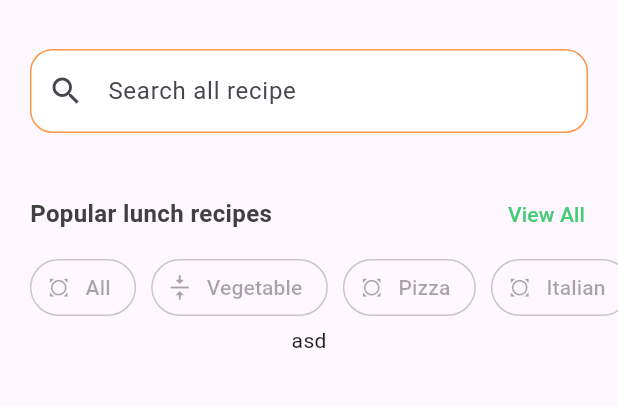
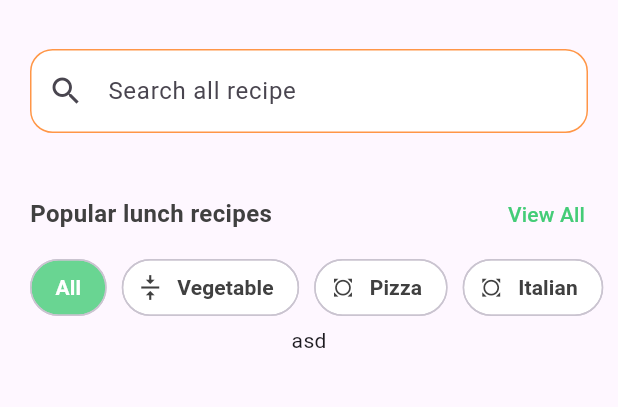
Before and after one commit to eivanphils/Tasty-Trove, a Flutter app: the HomeScreen screen opened by its route, on a phone screen of 412 x 824 dp, the part 113-520 px from its top. Run offline on Flutter 3.47's test engine with Material 2 defaults, Android fonts, the phone set to English and light mode, and no system bars; our stand-ins replace lottie.

Commit message:
Modificados ActionChip

```diff
--- a/lib/screens/home_screen.dart
+++ b/lib/screens/home_screen.dart
@@ -115,12 +115,35 @@ class _RecipeCategories extends StatelessWidget {
           child: ListView(
             scrollDirection: Axis.horizontal,
             children: const [
-              CategoryTag(label: 'All', icon: Icons.all_out,),
-              CategoryTag(label: 'Vegetable', icon: Icons.vertical_align_center_sharp,),
-              CategoryTag(label: 'Pizza', icon: Icons.all_out,),
-              CategoryTag(label: 'Italian', icon: Icons.all_out,),
-              CategoryTag(label: 'Romana', icon: Icons.all_out,),
-              CategoryTag(label: 'Spain', icon: Icons.all_out,),
+              CategoryTag(
+                label: 'All',
+                isSelected: true,
+              ),
+              CategoryTag(
+                label: 'Vegetable',
+                icon: Icons.vertical_align_center_sharp,
+                isSelected: false,
+              ),
+              CategoryTag(
+                label: 'Pizza',
+                icon: Icons.all_out,
+                isSelected: false,
+              ),
+              CategoryTag(
+                label: 'Italian',
+                icon: Icons.all_out,
+                isSelected: false,
+              ),
+              CategoryTag(
+                label: 'Romana',
+                icon: Icons.all_out,
+                isSelected: false,
+              ),
+              CategoryTag(
+                label: 'Spain',
+                icon: Icons.all_out,
+                isSelected: false,
+              ),
             ],
           ),
         ),
--- a/lib/widgets/category_tag.dart
+++ b/lib/widgets/category_tag.dart
@@ -1,21 +1,37 @@
 import 'package:flutter/material.dart';
 
+import 'package:tasty_trove/theme/app_theme.dart';
+
 class CategoryTag extends StatelessWidget {
-  const CategoryTag({Key? key, required this.label, required this.icon})
+  const CategoryTag(
+      {Key? key, required this.label, this.icon, required this.isSelected})
       : super(key: key);
 
   final String label;
-  final IconData icon;
+  final IconData? icon;
+  final bool isSelected;
 
   @override
   Widget build(BuildContext context) {
     return Container(
         margin: const EdgeInsets.only(right: 10),
         child: ActionChip(
+          labelStyle: TextStyle(
+              color: isSelected ? Colors.white : AppTheme.greyColor,
+              fontWeight: FontWeight.bold),
+          backgroundColor: isSelected
+              ? AppTheme.primaryColor.withOpacity(0.8)
+              : Colors.white,
+          onPressed: () {},
           shape: RoundedRectangleBorder(
-            borderRadius: BorderRadius.circular(20),
+            borderRadius: BorderRadius.circular(30),
           ),
-          avatar: Icon(icon),
+          avatar: icon != null
+              ? Icon(
+                  icon,
+                  color: isSelected ? Colors.white : AppTheme.greyColor,
+                )
+              : null,
           label: Text(label),
         ));
   }
```
